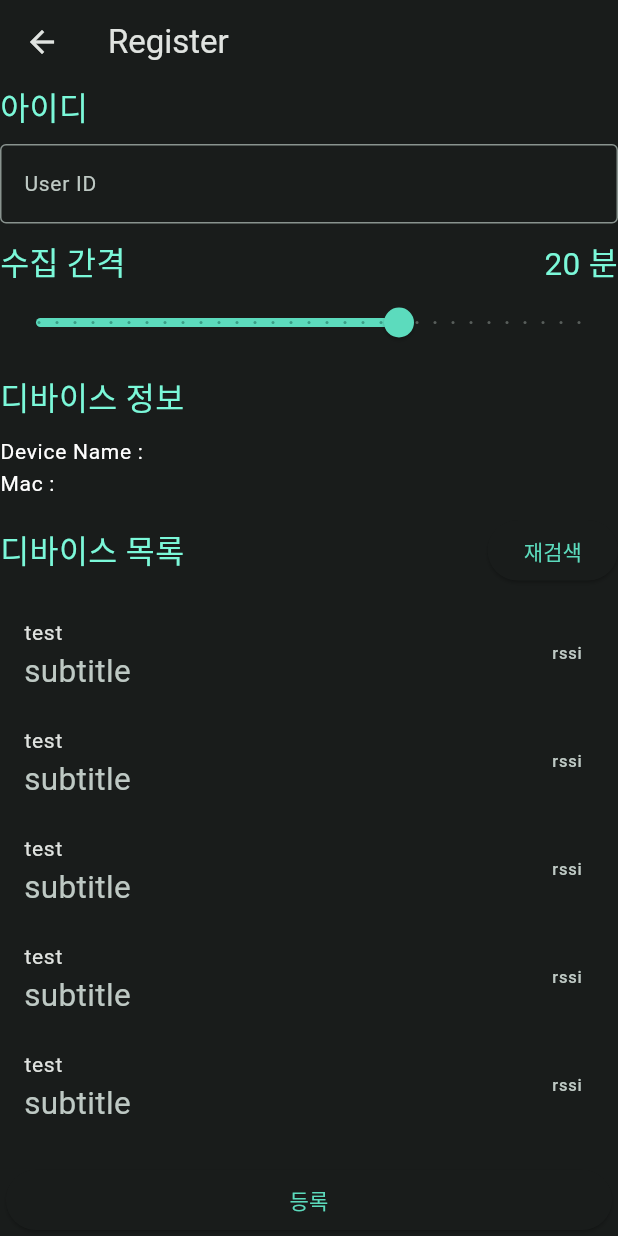
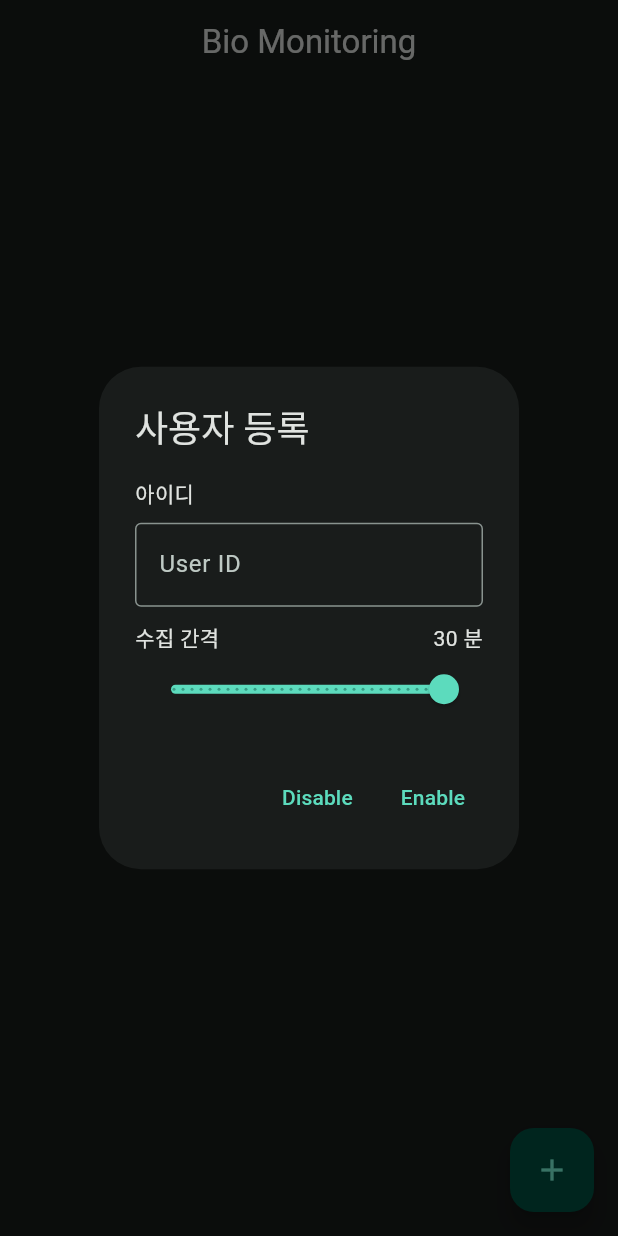
Before and after one commit to SbinSho/biometric_data_monitoring, a Flutter app: the screen it shows after launch, after a tap on the "add" icon, on a phone screen of 412 x 824 dp. Run offline on Flutter 3.47's test engine with Material 2 defaults, Android fonts, the phone set to English and light mode, and no system bars; our stand-ins replace hive, hive_flutter; accounts and stored records are empty.

Commit message:
* title   - 사용자 등록 페이지 수정 * content   - 기존 작업하던 사용자 등록 페이지 삭제 후, dash board 페이지에서 dialog로 사용자 등록 할 수 있도록 변경

```diff
--- a/lib/main.dart
+++ b/lib/main.dart
@@ -40,12 +40,7 @@ class _MainState extends State<Main> {
         useMaterial3: true,
         colorScheme: darkColorScheme,
         textTheme: TextTheme(
-          bodyText1: const TextStyle(
-            fontSize: 14,
-            color: Colors.white,
-          ),
-          bodyText2: TextStyle(
-            fontSize: 21,
+          titleLarge: TextStyle(
             color: darkColorScheme.onPrimaryContainer,
           ),
         ),
--- a/lib/views/dash_board.dart
+++ b/lib/views/dash_board.dart
@@ -1,10 +1,11 @@
 import 'dart:async';
 
 import 'package:biometric_data_monitoring/providers/bio_monitoring.dart';
-import 'package:biometric_data_monitoring/views/register.dart';
 import 'package:biometric_data_monitoring/views/user_title.dart';
 import 'package:flutter/material.dart';
 import 'package:provider/provider.dart';
+
+import '../models/user.dart';
 
 class DashBoardView extends StatefulWidget {
   const DashBoardView({super.key});
@@ -48,14 +49,115 @@ class _DashBoardViewState extends State<DashBoardView> {
       ),
       floatingActionButton: FloatingActionButton(
         onPressed: () {
-          Navigator.of(context).push(
-            MaterialPageRoute(
-              builder: (context) => RegisterView(),
-            ),
-          );
+          _showRegisterDialog(context);
         },
         child: const Icon(Icons.add),
       ),
     );
   }
+
+  Future<User?> _showRegisterDialog(BuildContext context) async {
+    TextEditingController userIDCont = TextEditingController();
+    final formKey = GlobalKey<FormState>();
+
+    double interValue = 30;
+
+    return await showDialog<User?>(
+      context: context,
+      barrierDismissible: false,
+      builder: (BuildContext context) {
+        return AlertDialog(
+          title: const Text("사용자 등록"),
+          content: SingleChildScrollView(
+            child: Column(
+              children: [
+                _inputID(userIDCont, formKey),
+                const SizedBox(height: 10.0),
+                StatefulBuilder(
+                  builder: (context, setState) {
+                    return Column(
+                      children: [
+                        Row(
+                          mainAxisAlignment: MainAxisAlignment.spaceBetween,
+                          children: [
+                            const Text(
+                              "수집 간격",
+                            ),
+                            Text("${interValue.toString().split(".").first} 분"),
+                          ],
+                        ),
+                        Slider(
+                          min: 1,
+                          max: 30,
+                          divisions: 30,
+                          value: interValue,
+                          onChanged: (value) {
+                            setState(() {
+                              print("cahnge");
+                              interValue = value;
+                            });
+                          },
+                        ),
+                      ],
+                    );
+                  },
+                ),
+              ],
+            ),
+          ),
+          actions: <Widget>[
+            // TODO: 버튼 색상 변경 필요
+            TextButton(
+              child: const Text('Disable'),
+              onPressed: () {
+                Navigator.of(context).pop(null);
+              },
+            ),
+            TextButton(
+              child: const Text('Enable'),
+              onPressed: () {
+                if (formKey.currentState!.validate()) {
+                  final user = User(
+                    userIDCont.text,
+                    null,
+                    interValue.toInt(),
+                    DateTime.now(),
+                  );
+
+                  debugPrint("User : ${user.toString()}");
+
+                  Navigator.of(context).pop(user);
+                }
+              },
+            ),
+          ],
+        );
+      },
+    );
+  }
+
+  Form _inputID(TextEditingController controller, Key key) => Form(
+        key: key,
+        child: Column(
+          crossAxisAlignment: CrossAxisAlignment.start,
+          children: [
+            const Text("아이디"),
+            const SizedBox(height: 10.0),
+            TextFormField(
+              controller: controller,
+              validator: (value) {
+                if (value == null || value.isEmpty) {
+                  return "공백은 입력 할 수 없습니다.";
+                }
+
+                return null;
+              },
+              decoration: const InputDecoration(
+                border: OutlineInputBorder(),
+                labelText: "User ID",
+              ),
+            ),
+          ],
+        ),
+      );
 }
--- a/lib/views/register.dart
+++ /dev/null
@@ -1,230 +0,0 @@
-import 'package:flutter/material.dart';
-
-import '../models/user.dart';
-
-class RegisterView extends StatefulWidget {
-  const RegisterView({super.key});
-
-  @override
-  State<RegisterView> createState() => _RegisterViewState();
-}
-
-class _RegisterViewState extends State<RegisterView> {
-  final _userIDCont = TextEditingController();
-  double _currentSliderValue = 20;
-
-  bool _deviceSelFlag = false;
-
-  late String _inputUserID;
-  late String _inputDeviceID;
-  late int _inputInterVal;
-
-  @override
-  void initState() {
-    super.initState();
-    _inputUserID = "";
-    _inputDeviceID = "";
-    _inputInterVal = 10;
-  }
-
-  @override
-  Widget build(BuildContext context) {
-    return Scaffold(
-      appBar: AppBar(
-        title: const Text("Register"),
-      ),
-      body: Column(
-        mainAxisSize: MainAxisSize.min,
-        children: [
-          _idTextField,
-          const SizedBox(height: 10.0),
-          ..._slider,
-          const SizedBox(height: 10.0),
-          _deviceInfo,
-          const SizedBox(height: 10.0),
-          Expanded(
-            child: _deviceSelFlag ? Container() : _deviceList,
-          ),
-          const SizedBox(height: 10.0),
-          _bottomBtn,
-        ],
-      ),
-    );
-  }
-
-  Column get _idTextField => Column(
-        crossAxisAlignment: CrossAxisAlignment.start,
-        children: [
-          const Text("아이디"),
-          const SizedBox(height: 10.0),
-          TextField(
-            controller: _userIDCont,
-            decoration: const InputDecoration(
-              border: OutlineInputBorder(),
-              labelText: "User ID",
-            ),
-          ),
-        ],
-      );
-
-  List<Widget> get _slider => [
-        Row(
-          mainAxisAlignment: MainAxisAlignment.spaceBetween,
-          children: [
-            const Text(
-              "수집 간격",
-            ),
-            Text(_sliderValue),
-          ],
-        ),
-        Slider(
-          min: 1,
-          max: 30,
-          divisions: 30,
-          value: _currentSliderValue,
-          onChanged: (value) {
-            setState(() {
-              _currentSliderValue = value;
-            });
-          },
-        ),
-      ];
-
-  Column get _deviceInfo => Column(
-        crossAxisAlignment: CrossAxisAlignment.start,
-        children: [
-          const Text(
-            "디바이스 정보",
-          ),
-          const SizedBox(height: 10.0),
-          Row(
-            mainAxisAlignment: MainAxisAlignment.spaceBetween,
-            children: [
-              Column(
-                crossAxisAlignment: CrossAxisAlignment.start,
-                children: [
-                  Text(
-                    "Device Name : ",
-                    style: Theme.of(context).textTheme.bodyText1!.copyWith(),
-                  ),
-                  Text(
-                    "Mac : ",
-                    style: Theme.of(context).textTheme.bodyText1!.copyWith(),
-                  ),
-                ],
-              ),
-            ],
-          ),
-        ],
-      );
-
-  Widget get _deviceList => Column(
-        children: [
-          Row(
-            mainAxisAlignment: MainAxisAlignment.spaceBetween,
-            children: [
-              const Text("디바이스 목록"),
-              ElevatedButton(
-                onPressed: () {},
-                child: const Text("재검색"),
-              )
-            ],
-          ),
-          const SizedBox(height: 8.0),
-          Expanded(
-            child: ListView(
-              shrinkWrap: true,
-              children: List.generate(
-                100,
-                (index) => ListTile(
-                  title: Text("test"),
-                  subtitle: Text("subtitle"),
-                  trailing: Text("rssi"),
-                  onTap: () {
-                    setState(() {
-                      _deviceSelFlag = true;
-                    });
-                  },
-                ),
-              ),
-            ),
-          ),
-        ],
-      );
-
-  Widget get _bottomBtn => Row(
-        children: [
-          _deviceSelFlag
-              ? Expanded(
-                  child: Padding(
-                    padding: const EdgeInsetsDirectional.only(
-                      start: 4.0,
-                      end: 4.0,
-                    ),
-                    child: ElevatedButton(
-                      onPressed: () {
-                        setState(() {
-                          _deviceSelFlag = false;
-                        });
-                      },
-                      child: const Text("디바이스 다시 선택"),
-                    ),
-                  ),
-                )
-              : Container(),
-          Expanded(
-            child: Padding(
-              padding: const EdgeInsetsDirectional.only(
-                start: 4.0,
-                end: 4.0,
-              ),
-              child: ElevatedButton(
-                onPressed: () {
-                  final snackBarMsg = <String>[];
-
-                  _inputUserID = _userIDCont.text;
-
-                  if (_inputUserID == "") {
-                    snackBarMsg.add("User ID Error");
-                  }
-
-                  if (_inputDeviceID == "") {
-                    snackBarMsg.add("Device ID Error");
-                  }
-
-                  if (snackBarMsg.isNotEmpty) {
-                    ScaffoldMessenger.of(context).showSnackBar(
-                      SnackBar(
-                        behavior: SnackBarBehavior.floating,
-                        content: Text('Valid Error : ${snackBarMsg.join(",")}'),
-                      ),
-                    );
-
-                    return;
-                  }
-
-                  User user = User(
-                    _inputUserID,
-                    _inputDeviceID,
-                    _inputInterVal,
-                    DateTime.now(),
-                  );
-
-                  debugPrint(user.toString());
-                },
-                child: const Text("등록"),
-              ),
-            ),
-          ),
-        ],
-      );
-
-  String get _sliderValue =>
-      "${_currentSliderValue.toString().split(".").first} 분";
-
-  @override
-  void dispose() {
-    super.dispose();
-    _userIDCont.dispose();
-  }
-}
```
